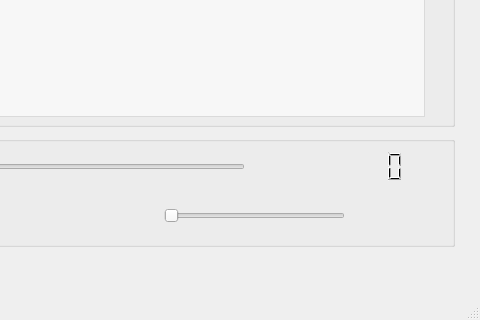
Above: onlinemusicwidget.ui from MengFanjun020906/OnlineMusic before the change; both pictures show x 436 to 916 and y 354 to 674 of the 916 by 674 pixel window. Below: the same form after it.
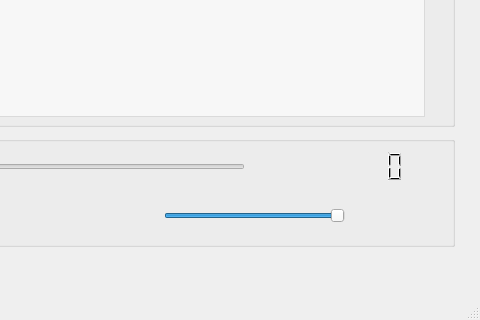
That is the form after the change. Icons and pictures are not drawn.

Commit message: 实现音量控制功能

The edit to the form file:
```diff
--- a/onlinemusicwidget.ui
+++ b/onlinemusicwidget.ui
@@ -189,6 +189,9 @@
        <height>20</height>
       </rect>
      </property>
+     <property name="value">
+      <number>99</number>
+     </property>
      <property name="orientation">
       <enum>Qt::Horizontal</enum>
      </property>
```
The commit also changes 2 other files.
